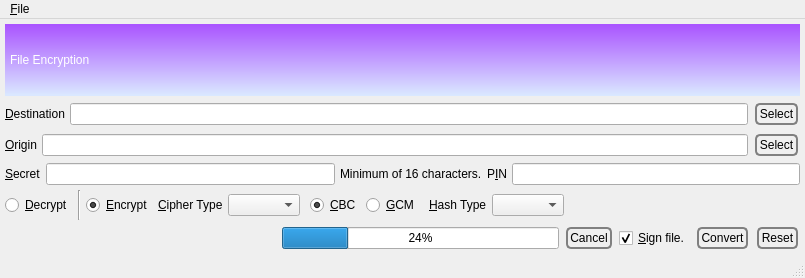
First picture: the form in branches/trunk/GoldBug-UI/encryptfile.ui, repository textbrowser/spot-on, before the edit.
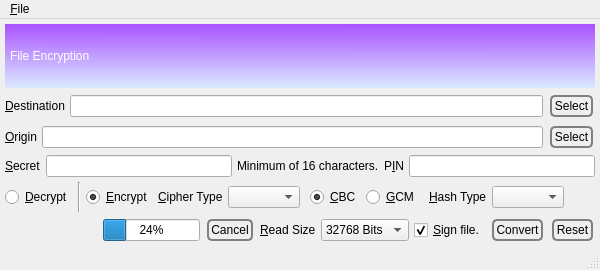
Second picture: the form after the edit. Icons and pictures are not drawn.

Commit message: Added a read size.

Diff of the .ui file:
```diff
--- a/branches/trunk/GoldBug-UI/encryptfile.ui
+++ b/branches/trunk/GoldBug-UI/encryptfile.ui
@@ -6,8 +6,8 @@
    <rect>
     <x>0</x>
     <y>0</y>
-    <width>805</width>
-    <height>278</height>
+    <width>600</width>
+    <height>270</height>
    </rect>
   </property>
   <property name="windowIcon">
@@ -360,6 +360,36 @@
         </property>
        </widget>
       </item>
+      <item>
+       <widget class="QLabel" name="label_7">
+        <property name="text">
+         <string>&amp;Read Size</string>
+        </property>
+        <property name="buddy">
+         <cstring>readSize</cstring>
+        </property>
+       </widget>
+      </item>
+      <item>
+       <widget class="QComboBox" name="readSize">
+        <property name="currentIndex">
+         <number>1</number>
+        </property>
+        <property name="sizeAdjustPolicy">
+         <enum>QComboBox::AdjustToContents</enum>
+        </property>
+        <item>
+         <property name="text">
+          <string>1024 Bits</string>
+         </property>
+        </item>
+        <item>
+         <property name="text">
+          <string>32768 Bits</string>
+         </property>
+        </item>
+       </widget>
+      </item>
       <item>
        <widget class="QCheckBox" name="sign">
         <property name="text">
@@ -439,8 +469,8 @@
     <rect>
      <x>0</x>
      <y>0</y>
-     <width>805</width>
-     <height>24</height>
+     <width>600</width>
+     <height>23</height>
     </rect>
    </property>
    <widget class="QMenu" name="menu_File">
```
Left out of the diff: 1 changed line with no effect on the pictures. The commit also changes 3 other files.
